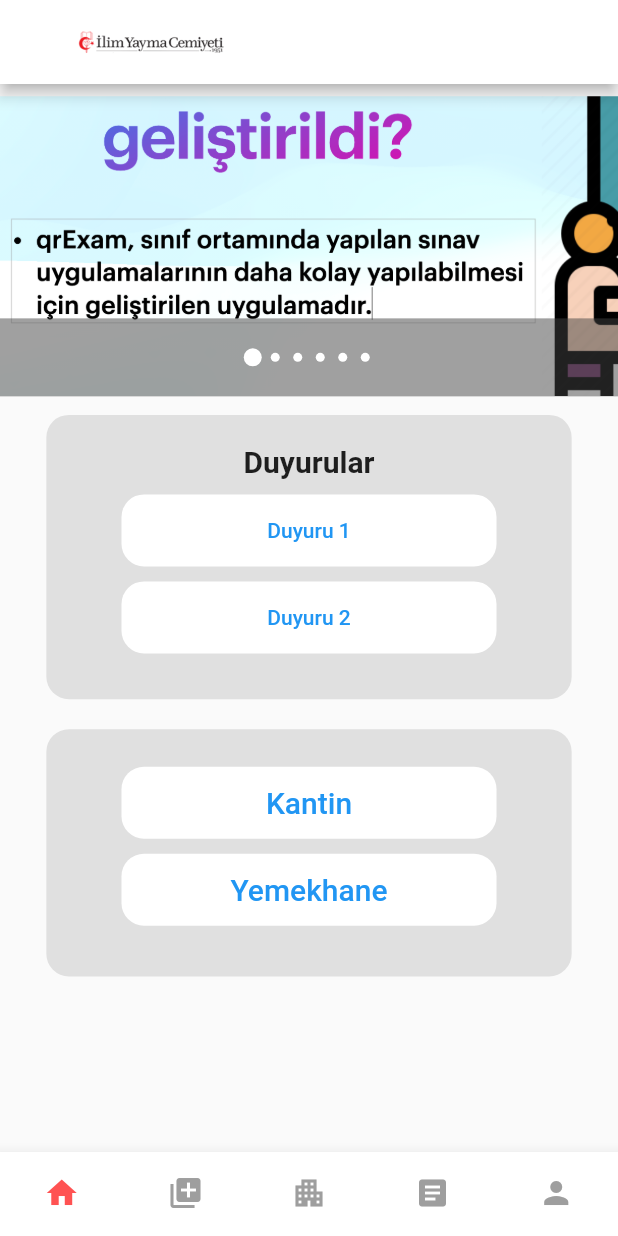
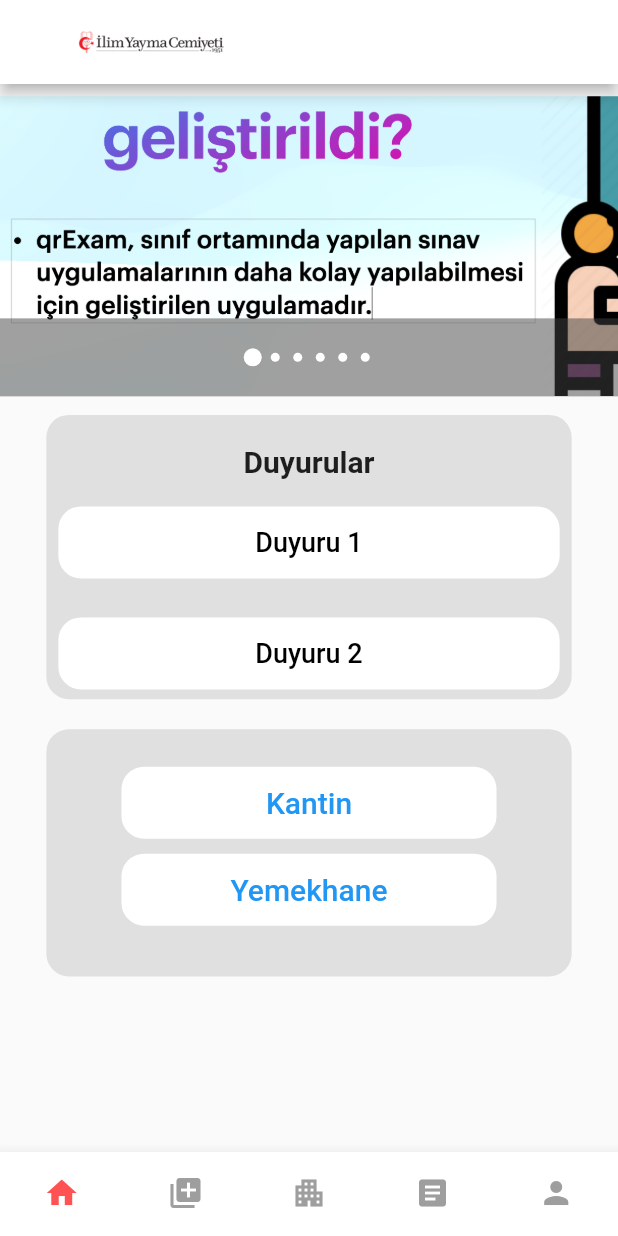
Before and after one commit to memin745/Flutter_Yurt, a Flutter app: the screen it shows after launch, on a phone screen of 412 x 824 dp. Run offline on Flutter 3.47's test engine with Material 2 defaults, Android fonts, the phone set to English and light mode, and no system bars; drawn by our look-alikes of carousel_pro.

Commit message:
homepage Temiz Kod

```diff
--- a/lib/homepage.dart
+++ b/lib/homepage.dart
@@ -71,24 +71,21 @@ class _HomePageState extends State<HomePage> {
                         style:
                             TextStyle(fontSize: 20, fontWeight: FontWeight.bold),
                       )),
-                  Container(
-                    decoration: BoxDecoration(
-                  borderRadius: BorderRadius.circular(15),
-                    color: Colors.white,),
-                      margin: EdgeInsets.only(top: 10),
-                      width: 250,
+                       Expanded(
+            child: ListView(
+              scrollDirection: Axis.vertical,
+              children: [
+                Duyuru("Duyuru 1"),
+                Duyuru("Duyuru 2"),
+                Duyuru("Duyuru 3"),
+                Duyuru("Duyuru 4"),
+                Duyuru("Duyuru 5"),
+                Duyuru("Duyuru 6"),
+                Duyuru("Duyuru 7"),
+              ],
+            ),
+                       ),
 
-                      child:
-                          TextButton(onPressed: () {}, child: Text("Duyuru 1"))),
-                  Container(decoration: BoxDecoration(
-                  borderRadius: BorderRadius.circular(15),
-
-                      color: Colors.white,),
-                      margin: EdgeInsets.only(top: 10),
-                      width: 250,
-
-                      child:
-                          TextButton(onPressed: () {}, child: Text("Duyuru 2"))),
                 ],
               ),
             ),
@@ -137,6 +134,23 @@ class _HomePageState extends State<HomePage> {
           ],
         ),
       ),
+
     );
   }
 }
+
+Widget Duyuru(String title){
+ return Padding(
+                padding: const EdgeInsets.all(8),
+                child:Container(
+                    decoration: BoxDecoration(
+                  borderRadius: BorderRadius.circular(15),
+                    color: Colors.white,),
+                      margin: EdgeInsets.only(top: 10),
+                      width: 250,
+
+                      child:
+                          TextButton(onPressed: () {}, child: Text(title,style: TextStyle(fontSize: 18,color: Colors.black),))),
+
+                );
+}
```
